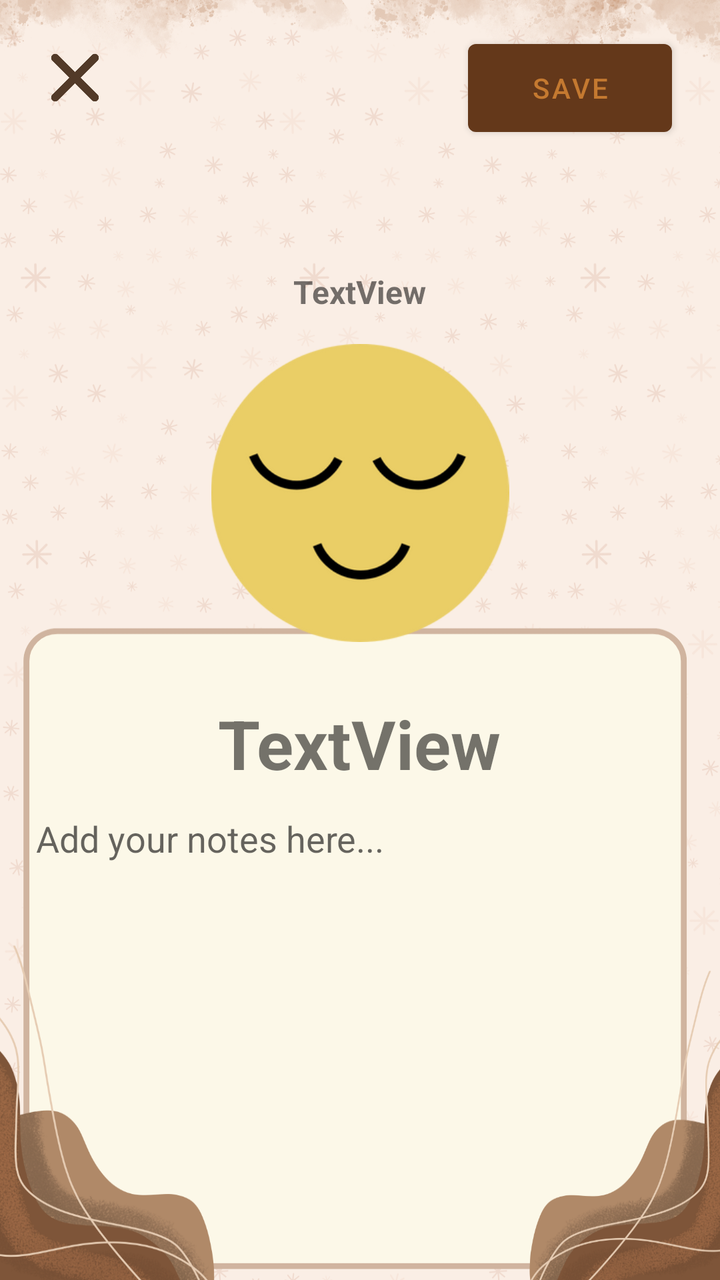
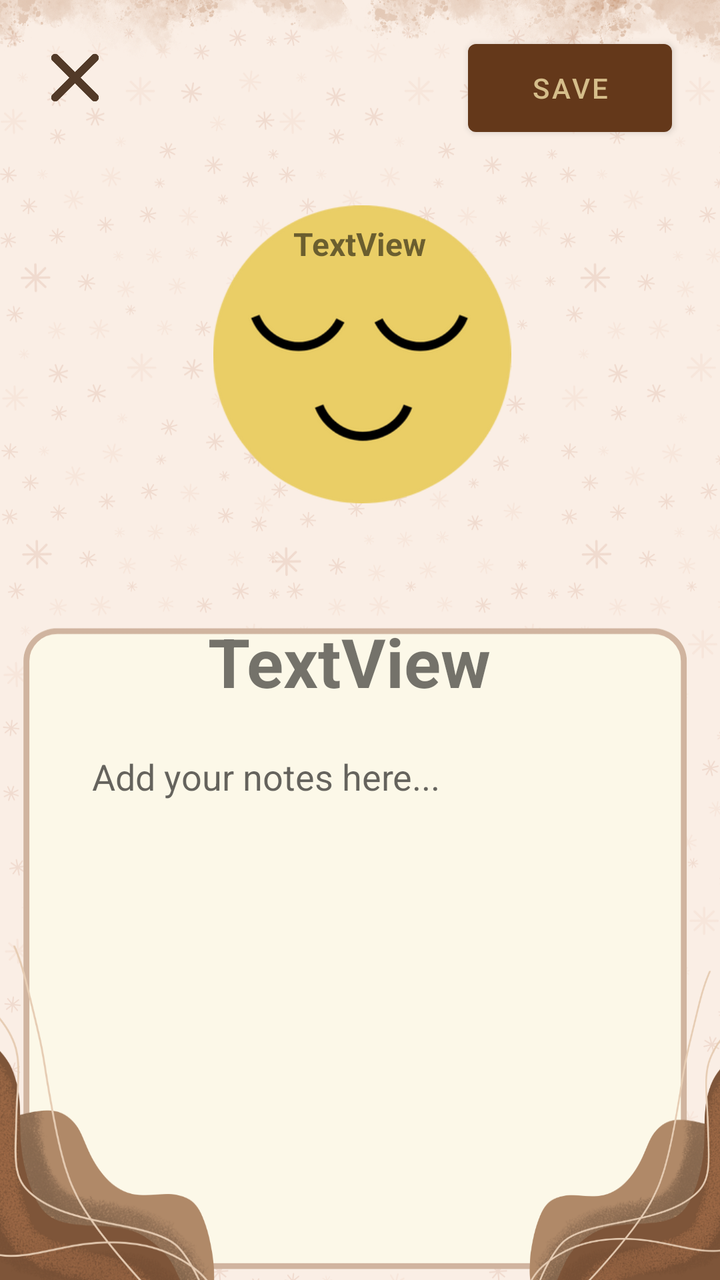

Before-and-after screenshots of an Android layout around one commit, followed by the original layout XML and the change that was made.
<!-- AndroidManifest.xml: application theme Theme.MoodTracker -->
<!-- res/layout/activity_emotion_edit.xml -->
<androidx.constraintlayout.widget.ConstraintLayout xmlns:android="http://schemas.android.com/apk/res/android"
    xmlns:app="http://schemas.android.com/apk/res-auto"
    xmlns:tools="http://schemas.android.com/tools"
    android:id="@+id/main"
    android:layout_width="match_parent"
    android:layout_height="match_parent"
    android:background="@drawable/layout_input"
    tools:context=".EmotionEdit">

    <Button
        android:id="@+id/save2"
        android:layout_width="102dp"
        android:layout_height="56dp"
        android:layout_marginTop="16dp"
        android:layout_marginEnd="24dp"
        android:text="Save"
        app:backgroundTint="#64381a"
        app:layout_constraintEnd_toEndOf="parent"
        app:layout_constraintTop_toTopOf="parent" />

    <ImageView
        android:id="@+id/emotionCF2"
        android:layout_width="362dp"
        android:layout_height="149dp"
        android:layout_marginStart="130dp"
        android:layout_marginTop="172dp"
        android:layout_marginEnd="131dp"
        android:layout_marginBottom="28dp"
        android:textAlignment="center"
        app:layout_constraintBottom_toTopOf="@+id/textCF2"
        app:layout_constraintEnd_toEndOf="parent"
        app:layout_constraintStart_toStartOf="parent"
        app:layout_constraintTop_toTopOf="parent"
        app:srcCompat="@drawable/calm" />

    <ImageView
        android:id="@+id/x2"
        android:layout_width="43dp"
        android:layout_height="48dp"
        android:layout_marginStart="16dp"
        android:layout_marginTop="16dp"
        android:src="@drawable/x"
        app:layout_constraintStart_toStartOf="parent"
        app:layout_constraintTop_toTopOf="parent" />

    <TextView
        android:id="@+id/dateCNFRM2"
        android:layout_width="234dp"
        android:layout_height="37dp"
        android:layout_marginTop="124dp"
        android:text="TextView"
        android:textAlignment="center"
        android:textSize="16sp"
        android:textStyle="bold"
        app:layout_constraintBottom_toTopOf="@+id/emotionCF2"
        app:layout_constraintEnd_toEndOf="parent"
        app:layout_constraintHorizontal_bias="0.497"
        app:layout_constraintStart_toStartOf="parent"
        app:layout_constraintTop_toTopOf="parent"
        app:layout_constraintVertical_bias="1.0" />

    <TextView
        android:id="@+id/textCF2"
        android:layout_width="244dp"
        android:layout_height="46dp"
        android:layout_marginTop="28dp"
        android:text="TextView"
        android:textAlignment="center"
        android:textSize="34sp"
        android:textStyle="bold"
        app:layout_constraintEnd_toEndOf="parent"
        app:layout_constraintHorizontal_bias="0.497"
        app:layout_constraintStart_toStartOf="parent"
        app:layout_constraintTop_toBottomOf="@+id/emotionCF2" />

    <ScrollView
        android:id="@+id/scrollView2"
        android:layout_width="339dp"
        android:layout_height="0dp"
        android:layout_marginStart="25dp"
        android:layout_marginTop="2dp"
        android:layout_marginEnd="30dp"
        android:layout_marginBottom="7dp"
        android:fadeScrollbars="false"
        android:fillViewport="true"
        android:nestedScrollingEnabled="true"
        android:scrollbars="vertical"
        app:layout_constraintBottom_toBottomOf="parent"
        app:layout_constraintEnd_toEndOf="parent"
        app:layout_constraintStart_toStartOf="parent"
        app:layout_constraintTop_toBottomOf="@+id/textCF2">

        <EditText
            android:id="@+id/notesInput2"
            android:layout_width="match_parent"
            android:layout_height="wrap_content"
            android:background="@null"
            android:fadeScrollbars="false"
            android:gravity="top|start"
            android:hint="Add your notes here..."
            android:inputType="textMultiLine"
            android:minHeight="200dp"
            android:padding="10dp"
            android:scrollbars="vertical"
            android:textCursorDrawable="@null" />

    </ScrollView>
</androidx.constraintlayout.widget.ConstraintLayout>
<!-- resources referenced by this layout -->
<resources>
  <!-- drawable calm: png bitmap (drawable, 22327 bytes) -->
  <!-- drawable layout_input: png bitmap (drawable, 412864 bytes) -->
  <!-- drawable x: png bitmap (drawable, 5059 bytes) -->
  <style name="Theme.MoodTracker" parent="Base.Theme.MoodTracker" />
  <style name="Base.Theme.MoodTracker" parent="Theme.MaterialComponents.Light.NoActionBar">
          
          <item name="colorPrimary">#c47930</item> 
          <item name="colorPrimaryVariant">#c47930</item> 
          <item name="colorOnPrimary">#000000</item> 
          <item name="colorControlNormal">#FFFFFF</item>
  
          
          <item name="materialButtonStyle">@style/CustomButtonStyle</item>
      </style>
  <style name="CustomButtonStyle" parent="Widget.MaterialComponents.Button">
          <item name="backgroundTint">#64381A</item>
          <item name="android:textColor">@color/brownishe</item>
      </style>
  <color name="brownishe">#c47930</color>
</resources>

<!-- the commit's change to res/layout/activity_emotion_edit.xml (unified diff, before → after) -->
@@ -14,6 +14,7 @@
         android:layout_marginTop="16dp"
         android:layout_marginEnd="24dp"
         android:text="Save"
+        android:textColor="#D5BD8A"
         app:backgroundTint="#64381a"
         app:layout_constraintEnd_toEndOf="parent"
         app:layout_constraintTop_toTopOf="parent" />
@@ -22,12 +23,12 @@
         android:id="@+id/emotionCF2"
         android:layout_width="362dp"
         android:layout_height="149dp"
-        android:layout_marginStart="130dp"
-        android:layout_marginTop="172dp"
-        android:layout_marginEnd="131dp"
-        android:layout_marginBottom="28dp"
+        android:layout_marginStart="25dp"
+        android:layout_marginTop="148dp"
+        android:layout_marginEnd="24dp"
+        android:layout_marginBottom="434dp"
         android:textAlignment="center"
-        app:layout_constraintBottom_toTopOf="@+id/textCF2"
+        app:layout_constraintBottom_toBottomOf="parent"
         app:layout_constraintEnd_toEndOf="parent"
         app:layout_constraintStart_toStartOf="parent"
         app:layout_constraintTop_toTopOf="parent"
@@ -47,48 +48,49 @@
         android:id="@+id/dateCNFRM2"
         android:layout_width="234dp"
         android:layout_height="37dp"
-        android:layout_marginTop="124dp"
+        android:layout_marginStart="88dp"
+        android:layout_marginTop="111dp"
+        android:layout_marginEnd="89dp"
         android:text="TextView"
         android:textAlignment="center"
         android:textSize="16sp"
         android:textStyle="bold"
-        app:layout_constraintBottom_toTopOf="@+id/emotionCF2"
         app:layout_constraintEnd_toEndOf="parent"
-        app:layout_constraintHorizontal_bias="0.497"
         app:layout_constraintStart_toStartOf="parent"
-        app:layout_constraintTop_toTopOf="parent"
-        app:layout_constraintVertical_bias="1.0" />
+        app:layout_constraintTop_toTopOf="parent" />
 
     <TextView
         android:id="@+id/textCF2"
         android:layout_width="244dp"
         android:layout_height="46dp"
-        android:layout_marginTop="28dp"
+        android:layout_marginStart="78dp"
+        android:layout_marginTop="308dp"
+        android:layout_marginEnd="89dp"
         android:text="TextView"
         android:textAlignment="center"
         android:textSize="34sp"
         android:textStyle="bold"
         app:layout_constraintEnd_toEndOf="parent"
-        app:layout_constraintHorizontal_bias="0.497"
         app:layout_constraintStart_toStartOf="parent"
-        app:layout_constraintTop_toBottomOf="@+id/emotionCF2" />
+        app:layout_constraintTop_toTopOf="parent" />
 
     <ScrollView
         android:id="@+id/scrollView2"
         android:layout_width="339dp"
-        android:layout_height="0dp"
-        android:layout_marginStart="25dp"
-        android:layout_marginTop="2dp"
-        android:layout_marginEnd="30dp"
-        android:layout_marginBottom="7dp"
+        android:layout_height="392dp"
+        android:layout_marginStart="36dp"
+        android:layout_marginTop="366dp"
+        android:layout_marginEnd="36dp"
         android:fadeScrollbars="false"
         android:fillViewport="true"
         android:nestedScrollingEnabled="true"
         android:scrollbars="vertical"
         app:layout_constraintBottom_toBottomOf="parent"
         app:layout_constraintEnd_toEndOf="parent"
+        app:layout_constraintHorizontal_bias="0.0"
         app:layout_constraintStart_toStartOf="parent"
-        app:layout_constraintTop_toBottomOf="@+id/textCF2">
+        app:layout_constraintTop_toTopOf="parent"
+        app:layout_constraintVertical_bias="0.0">
 
         <EditText
             android:id="@+id/notesInput2"
